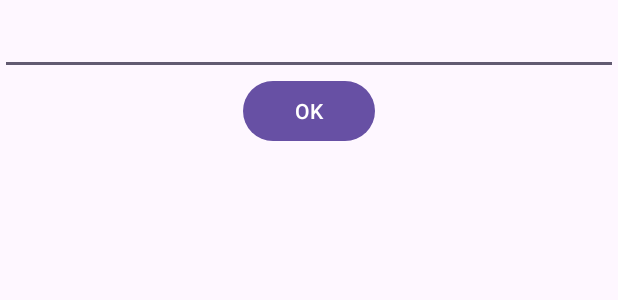
After one commit to jiangxi120/baselib, an Android app: the layout activity_test_keyboard.xml on its own in the app's theme, with its tools: preview values and no code run, on a phone screen of 412 x 824 dp. The commit adds this screen. Shown: the top 300 px of the screen. Run offline under Robolectric (Android 15) with nearby library versions, the phone set to English and light mode, and no system bars.

Commit message:
demo: test keyboard

```diff
--- a/app/build.gradle.kts
+++ b/app/build.gradle.kts
@@ -4,11 +4,11 @@ plugins {
 }
 
 android {
-    namespace = "com.rocky.baselib"
+    namespace = "com.rocky.demo"
     compileSdk = 35
 
     defaultConfig {
-        applicationId = "com.rocky.baselib"
+        applicationId = "com.rocky.demo"
         minSdk = 21
         targetSdk = 35
         versionCode = 1
@@ -52,6 +52,7 @@ dependencies {
     implementation("com.google.android.material:material:1.12.0")
     implementation("androidx.constraintlayout:constraintlayout:2.1.4")
     implementation(project(mapOf("path" to ":baselib")))
+    implementation("androidx.activity:activity:1.9.3")
     testImplementation("junit:junit:4.13.2")
     androidTestImplementation("androidx.test.ext:junit:1.2.1")
     androidTestImplementation("androidx.test.espresso:espresso-core:3.6.1")
--- a/app/src/main/AndroidManifest.xml
+++ b/app/src/main/AndroidManifest.xml
@@ -13,6 +13,9 @@
         android:theme="@style/Theme.BaseLib"
         tools:targetApi="31">
         <activity
+            android:name=".TestKeyboardActivity"
+            android:exported="false" />
+        <activity
             android:name=".MainActivity"
             android:exported="true">
             <intent-filter>
--- /dev/null
+++ b/app/src/main/res/layout/activity_test_keyboard.xml
@@ -0,0 +1,25 @@
+<?xml version="1.0" encoding="utf-8"?>
+<androidx.constraintlayout.widget.ConstraintLayout xmlns:android="http://schemas.android.com/apk/res/android"
+    xmlns:app="http://schemas.android.com/apk/res-auto"
+    xmlns:tools="http://schemas.android.com/tools"
+    android:id="@+id/main"
+    android:layout_width="match_parent"
+    android:layout_height="match_parent"
+    tools:context=".TestKeyboardActivity">
+
+    <com.google.android.material.textfield.TextInputEditText
+        android:id="@+id/etInput"
+        android:layout_width="match_parent"
+        android:layout_height="50dp"
+        app:layout_constraintTop_toTopOf="parent" />
+
+    <Button
+        android:id="@+id/btOK"
+        android:layout_width="wrap_content"
+        android:layout_height="wrap_content"
+        android:text="OK"
+        app:layout_constraintEnd_toEndOf="parent"
+        app:layout_constraintStart_toStartOf="parent"
+        app:layout_constraintTop_toBottomOf="@+id/etInput" />
+
+</androidx.constraintlayout.widget.ConstraintLayout>
--- a/app/src/main/res/values/strings.xml
+++ b/app/src/main/res/values/strings.xml
@@ -1,3 +1,3 @@
 <resources>
-    <string name="app_name">BaseLib</string>
+    <string name="app_name">Demo</string>
 </resources>
--- a/settings.gradle.kts
+++ b/settings.gradle.kts
@@ -13,6 +13,6 @@ dependencyResolutionManagement {
     }
 }
 
-rootProject.name = "BaseLib"
+rootProject.name = "Demo"
 include(":app")
 include(":baselib")
```
Also changed, not shown: app/src/main/java/com/rocky/demo/MainActivity.kt (renamed from app/src/main/java/com/rocky/baselib/MainActivity.kt, +3 -4 lines), app/src/main/java/com/rocky/demo/TestKeyboardActivity.kt (added, +39 -0 lines), baselib/src/main/java/com/rocky/baselib/ext/Keyboard.kt (added, +36 -0 lines).
